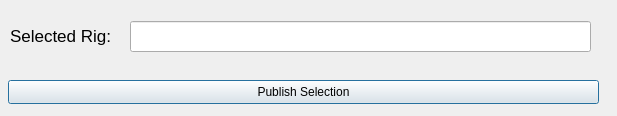
The window that aspenTools/python/source/aspen/blender/rigging/publish_rig/publishRig.ui (StudioAspen/Aspen-2025-2026) describes before a commit, drawn with Qt 5.
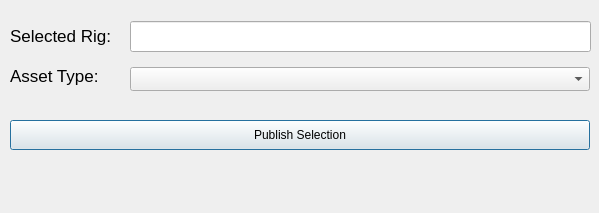
The same window after the commit.

The edit to the form file:
```diff
--- a/aspenTools/python/source/aspen/blender/rigging/publish_rig/publishRig.ui
+++ b/aspenTools/python/source/aspen/blender/rigging/publish_rig/publishRig.ui
@@ -6,8 +6,8 @@
    <rect>
     <x>0</x>
     <y>0</y>
-    <width>617</width>
-    <height>116</height>
+    <width>599</width>
+    <height>213</height>
    </rect>
   </property>
   <property name="windowTitle">
@@ -34,10 +34,10 @@
   <widget class="QPushButton" name="pushButton">
    <property name="geometry">
     <rect>
-     <x>8</x>
-     <y>80</y>
-     <width>591</width>
-     <height>24</height>
+     <x>10</x>
+     <y>120</y>
+     <width>580</width>
+     <height>30</height>
     </rect>
    </property>
    <property name="text">
@@ -54,6 +54,40 @@
     </rect>
    </property>
   </widget>
+  <widget class="QLabel" name="label_2">
+   <property name="geometry">
+    <rect>
+     <x>10</x>
+     <y>60</y>
+     <width>111</width>
+     <height>31</height>
+    </rect>
+   </property>
+   <property name="font">
+    <font>
+     <pointsize>13</pointsize>
+    </font>
+   </property>
+   <property name="text">
+    <string>Asset Type:</string>
+   </property>
+  </widget>
+  <widget class="QComboBox" name="export_type_combo_box">
+   <property name="geometry">
+    <rect>
+     <x>130</x>
+     <y>67</y>
+     <width>460</width>
+     <height>24</height>
+    </rect>
+   </property>
+   <property name="sizePolicy">
+    <sizepolicy hsizetype="Expanding" vsizetype="Fixed">
+     <horstretch>0</horstretch>
+     <verstretch>0</verstretch>
+    </sizepolicy>
+   </property>
+  </widget>
  </widget>
  <resources/>
  <connections/>
```
